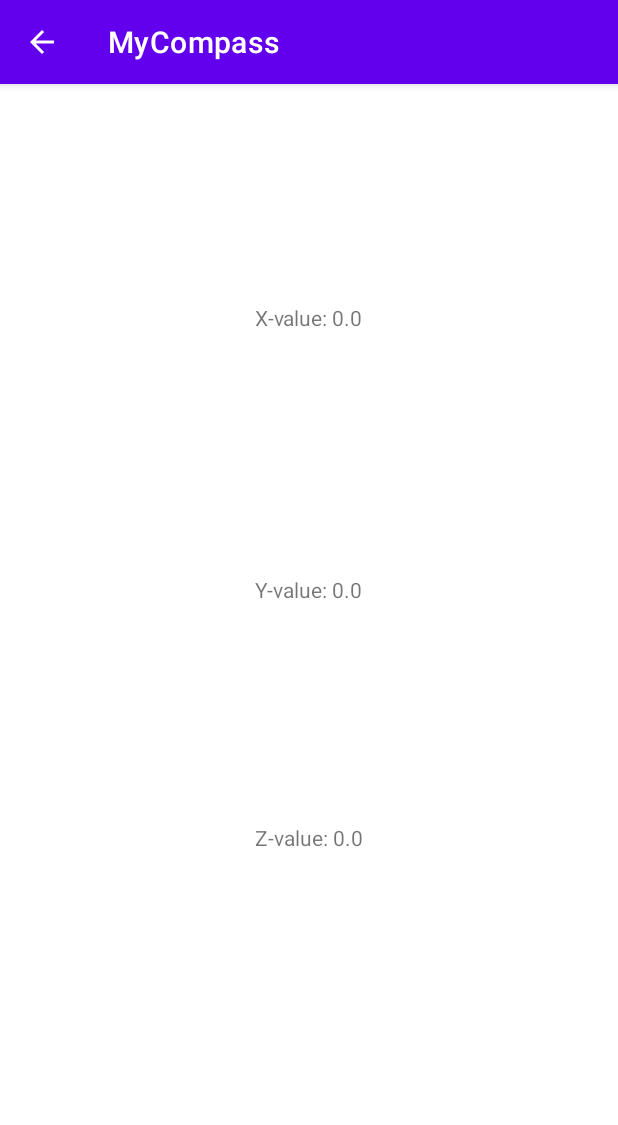
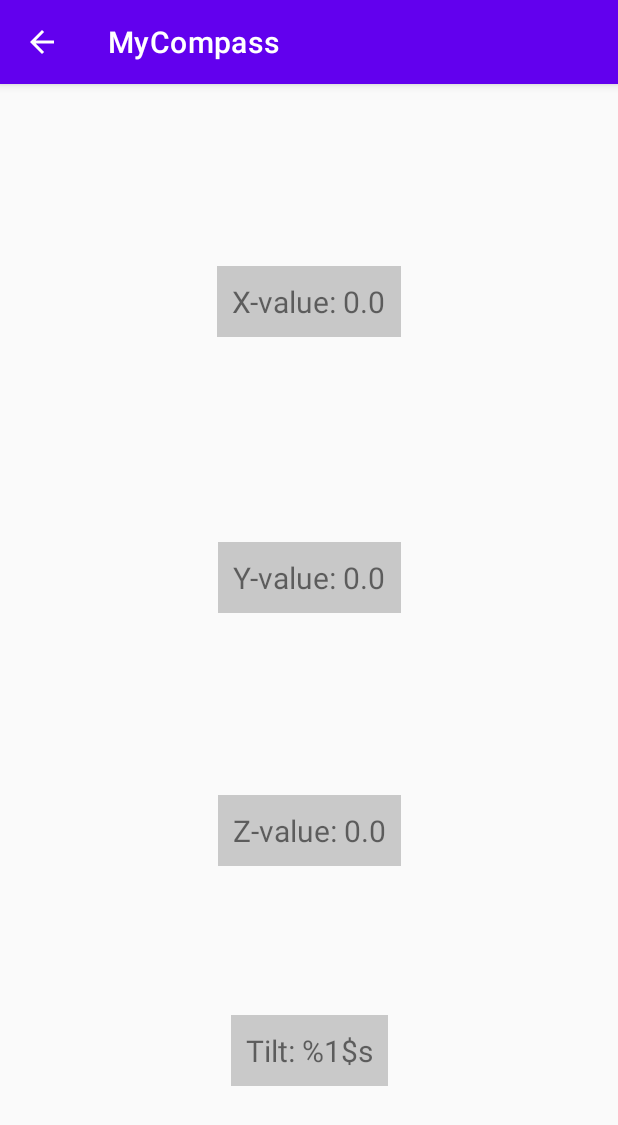
Before and after one commit to Lallivero/MyCompass, an Android app: the DisplayAccelerometerActivity screen opened directly, with no data from a screen before it, on a phone screen of 412 x 824 dp. Shown: the top 1125 px of the screen. Run offline under Robolectric (Android 15) with nearby library versions, the phone set to English and light mode, and no system bars.

Commit message:
Changing colors, tones when tilting

```diff
--- a/app/src/main/java/com/example/mycompass/DisplayAccelerometerActivity.java
+++ b/app/src/main/java/com/example/mycompass/DisplayAccelerometerActivity.java
@@ -1,18 +1,31 @@
 package com.example.mycompass;
 
 import androidx.appcompat.app.AppCompatActivity;
+import androidx.constraintlayout.widget.ConstraintLayout;
 
 import android.content.Context;
 import android.hardware.Sensor;
 import android.hardware.SensorEvent;
 import android.hardware.SensorEventListener;
 import android.hardware.SensorManager;
+import android.media.AudioAttributes;
+import android.media.AudioManager;
+import android.media.SoundPool;
 import android.os.Bundle;
 import android.widget.TextView;
 
 import java.text.DecimalFormat;
 
 public class DisplayAccelerometerActivity extends AppCompatActivity implements SensorEventListener {
+    private enum Tilt {
+        NONE,
+        LEFT,
+        RIGHT,
+        UPRIGHT,
+        UPSIDEDOWN
+    }
+
+
     private SensorManager sensorManager;
     private Sensor accelerometer;
     private float xValue;
@@ -21,7 +34,17 @@ public class DisplayAccelerometerActivity extends AppCompatActivity implements S
     private TextView accelX;
     private TextView accelY;
     private TextView accelZ;
+    private TextView tiltText;
+    private ConstraintLayout constraintLayout;
     private Utils utils;
+    private boolean loaded = false;
+    private SoundPool soundPool;
+    private int sound1;
+    private int sound2;
+    private int sound3;
+    private int sound4;
+    private Tilt tilt;
+    private Tilt previousTilt;
 
     @Override
     protected void onCreate(Bundle savedInstanceState) {
@@ -32,28 +55,50 @@ public class DisplayAccelerometerActivity extends AppCompatActivity implements S
         sensorManager = (SensorManager) getSystemService(Context.SENSOR_SERVICE);
         accelerometer = sensorManager.getDefaultSensor(Sensor.TYPE_ACCELEROMETER);
         sensorManager.registerListener(this, accelerometer, SensorManager.SENSOR_DELAY_NORMAL);
+
+
     }
+
     //Initialise the TextViews and give them starter values
     private void initialiseViews() {
         accelX = findViewById(R.id.xValue);
         accelY = findViewById(R.id.yValue);
         accelZ = findViewById(R.id.zValue);
+        tiltText = findViewById(R.id.tiltText);
         accelX.setText(getString(R.string.xValue, "0.0"));
         accelY.setText(getString(R.string.yValue, "0.0"));
         accelZ.setText(getString(R.string.zValue, "0.0"));
 
+        constraintLayout = findViewById(R.id.accelerometerLayout);
+        AudioAttributes audioAttributes = new AudioAttributes.Builder().setUsage(AudioAttributes.
+                USAGE_ASSISTANCE_SONIFICATION).setContentType(AudioAttributes.CONTENT_TYPE_SONIFICATION)
+                .build();
+        soundPool = new SoundPool.Builder().setMaxStreams(4).setAudioAttributes(audioAttributes).build();
+        soundPool.setOnLoadCompleteListener((soundPool, sampleId, status) -> loaded = true);
+//        soundPool.setOnLoadCompleteListener(new SoundPool.OnLoadCompleteListener() {
+//            @Override
+//            public void onLoadComplete(SoundPool soundPool, int sampleId, int status) {
+//                loaded = true;
+//            }
+//        });
+        sound1 = soundPool.load(this, R.raw.assets_note1, 1);
+        sound2 = soundPool.load(this, R.raw.assets_note2, 1);
+        sound3 = soundPool.load(this, R.raw.assets_note3, 1);
+        sound4 = soundPool.load(this, R.raw.assets_note4, 1);
     }
 
     @Override
     protected void onResume() {
         super.onResume();
         sensorManager.registerListener(this, accelerometer, SensorManager.SENSOR_DELAY_NORMAL);
+
     }
 
     @Override
     protected void onPause() {
         super.onPause();
         sensorManager.unregisterListener(this);
+        soundPool.release();
     }
 
     @Override
@@ -65,8 +110,29 @@ public class DisplayAccelerometerActivity extends AppCompatActivity implements S
         xValue = sensorEvent.values[0];
         yValue = sensorEvent.values[1];
         zValue = sensorEvent.values[2];
+        setTilt();
+        onTilt();
+
 
     }
+
+    private void setTilt() {
+        if (tilt != null)
+            previousTilt = tilt;
+        if (zValue > 8 || zValue < -8) {
+            tilt = Tilt.NONE;
+        } else if (xValue > 8) {
+            tilt = Tilt.LEFT;
+        } else if (xValue < -8) {
+            tilt = Tilt.RIGHT;
+        } else if (yValue > 8) {
+            tilt = Tilt.UPRIGHT;
+        } else if (yValue < -8) {
+            tilt = Tilt.UPSIDEDOWN;
+        }
+
+    }
+
     //Display the current accelerometer values in the respective TextFields
     private void displayCurrentValues() {
         DecimalFormat decimalFormat = new DecimalFormat("#.##");
@@ -75,6 +141,39 @@ public class DisplayAccelerometerActivity extends AppCompatActivity implements S
         accelZ.setText(getString(R.string.zValue, decimalFormat.format(zValue)));
     }
 
+    private void onTilt() {
+        if ((tilt != previousTilt && loaded) || previousTilt == null) {
+            //Not sure how this works
+//            AudioManager audioManager = (AudioManager) getSystemService(AUDIO_SERVICE);
+//            float actualVolume = (float) audioManager.getStreamVolume(AudioManager.STREAM_MUSIC);
+//            float maxVolume = (float) audioManager.getStreamMaxVolume(AudioManager.STREAM_MUSIC);
+//            float volume = actualVolume / maxVolume;
+            tiltText.setText(getString(R.string.tiltText, tilt));
+            switch (tilt) {
+                case NONE:
+                    constraintLayout.setBackgroundColor(getColor(R.color.vanillaIce));
+                    break;
+                case LEFT:
+                    constraintLayout.setBackgroundColor(getColor(R.color.paleLeaf));
+                    soundPool.play(sound1, 0.05f, 0.05f, 1, 0, 1f);
+                    break;
+                case RIGHT:
+                    constraintLayout.setBackgroundColor(getColor(R.color.burlyWood));
+                    soundPool.play(sound2, 0.05f, 0.05f, 1, 0, 1f);
+                    break;
+                case UPRIGHT:
+                    constraintLayout.setBackgroundColor(getColor(R.color.zinnwaldite));
+                    soundPool.play(sound3, 0.05f, 0.05f, 1, 0, 1f);
+                    break;
+                case UPSIDEDOWN:
+                    constraintLayout.setBackgroundColor(getColor(R.color.ecruWhite));
+                    soundPool.play(sound4, 0.05f, 0.05f, 1, 0, 1f);
+                    break;
+
+            }
+        }
+    }
+
     @Override
     public void onAccuracyChanged(Sensor sensor, int i) {
 
--- a/app/src/main/java/com/example/mycompass/MainActivity.java
+++ b/app/src/main/java/com/example/mycompass/MainActivity.java
@@ -13,6 +13,7 @@ public class MainActivity extends AppCompatActivity {
     protected void onCreate(Bundle savedInstanceState) {
         super.onCreate(savedInstanceState);
         setContentView(R.layout.activity_main);
+
     }
 
     public void getAccelerometerValues(View view) {
--- a/app/src/main/res/layout/activity_display_accelerometer.xml
+++ b/app/src/main/res/layout/activity_display_accelerometer.xml
@@ -2,8 +2,10 @@
 <androidx.constraintlayout.widget.ConstraintLayout xmlns:android="http://schemas.android.com/apk/res/android"
     xmlns:app="http://schemas.android.com/apk/res-auto"
     xmlns:tools="http://schemas.android.com/tools"
+    android:id="@+id/accelerometerLayout"
     android:layout_width="match_parent"
     android:layout_height="match_parent"
+    android:background="#FAFAFA"
     tools:context=".DisplayAccelerometerActivity">
 
     <TextView
@@ -12,11 +14,15 @@
         android:layout_height="wrap_content"
         android:layout_marginTop="16dp"
         android:layout_marginBottom="16dp"
+        android:background="#33000000"
+        android:padding="10dp"
         android:text="@string/xValue"
+        android:textSize="20sp"
         app:layout_constraintBottom_toTopOf="@+id/yValue"
         app:layout_constraintEnd_toEndOf="parent"
         app:layout_constraintStart_toStartOf="parent"
-        app:layout_constraintTop_toTopOf="parent" />
+        app:layout_constraintTop_toTopOf="parent"
+        tools:ignore="TextContrastCheck" />
 
     <TextView
         android:id="@+id/yValue"
@@ -24,11 +30,15 @@
         android:layout_height="wrap_content"
         android:layout_marginTop="16dp"
         android:layout_marginBottom="16dp"
+        android:background="#33000000"
+        android:padding="10dp"
         android:text="@string/yValue"
+        android:textSize="20sp"
         app:layout_constraintBottom_toTopOf="@+id/zValue"
         app:layout_constraintEnd_toEndOf="parent"
         app:layout_constraintStart_toStartOf="parent"
-        app:layout_constraintTop_toBottomOf="@+id/xValue" />
+        app:layout_constraintTop_toBottomOf="@+id/xValue"
+        tools:ignore="TextContrastCheck" />
 
     <TextView
         android:id="@+id/zValue"
@@ -36,11 +46,32 @@
         android:layout_height="wrap_content"
         android:layout_marginTop="16dp"
         android:layout_marginBottom="16dp"
+        android:background="#32000000"
+        android:padding="10dp"
         android:text="@string/zValue"
+        android:textSize="20sp"
         app:layout_constraintBottom_toBottomOf="parent"
         app:layout_constraintEnd_toEndOf="parent"
         app:layout_constraintStart_toStartOf="parent"
         app:layout_constraintTop_toTopOf="parent"
-        app:layout_constraintVertical_bias="0.665" />
+        app:layout_constraintVertical_bias="0.665"
+        tools:ignore="TextContrastCheck" />
+
+    <TextView
+        android:id="@+id/tiltText"
+        android:layout_width="wrap_content"
+        android:layout_height="wrap_content"
+        android:layout_marginTop="16dp"
+        android:layout_marginBottom="16dp"
+        android:background="#32000000"
+        android:padding="10dp"
+        android:text="@string/tiltText"
+        android:textSize="20sp"
+        app:layout_constraintBottom_toBottomOf="parent"
+        app:layout_constraintEnd_toEndOf="parent"
+        app:layout_constraintStart_toStartOf="parent"
+        app:layout_constraintTop_toTopOf="parent"
+        app:layout_constraintVertical_bias="0.878"
+        tools:ignore="TextContrastCheck" />
 
 </androidx.constraintlayout.widget.ConstraintLayout>
--- a/app/src/main/res/values/colors.xml
+++ b/app/src/main/res/values/colors.xml
@@ -7,4 +7,10 @@
     <color name="teal_700">#FF018786</color>
     <color name="black">#FF000000</color>
     <color name="white">#FFFFFFFF</color>
+
+    <color name="paleLeaf">#FFCCD4BF</color>
+    <color name="burlyWood">#FFE7CBA9</color>
+    <color name="zinnwaldite">#FFEEBAB2 </color>
+    <color name="ecruWhite">#FFF5F3E7 </color>
+    <color name="vanillaIce">#FFF5E2E4</color>
 </resources>
--- a/app/src/main/res/values/strings.xml
+++ b/app/src/main/res/values/strings.xml
@@ -4,4 +4,5 @@
     <string name="xValue">X-value: %1$s</string>
     <string name="yValue">Y-value: %1$s</string>
     <string name="zValue">Z-value: %1$s</string>
+    <string name="tiltText">Tilt: %1$s</string>
 </resources>
```
Also changed, not shown: 4 other files.
